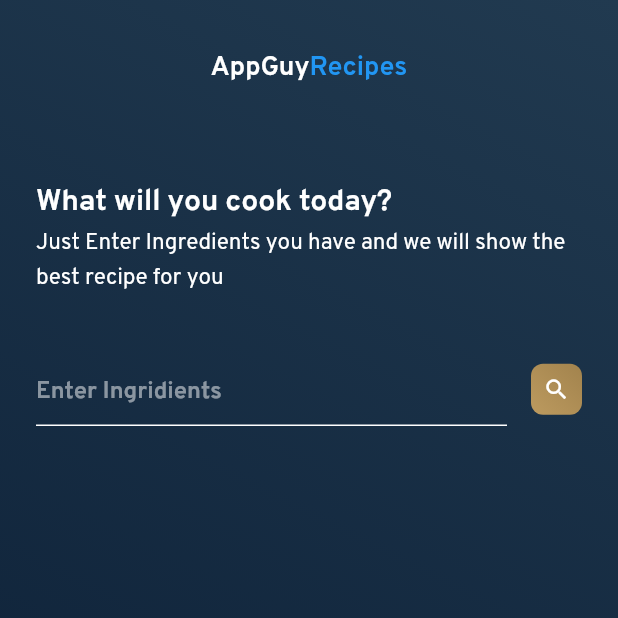
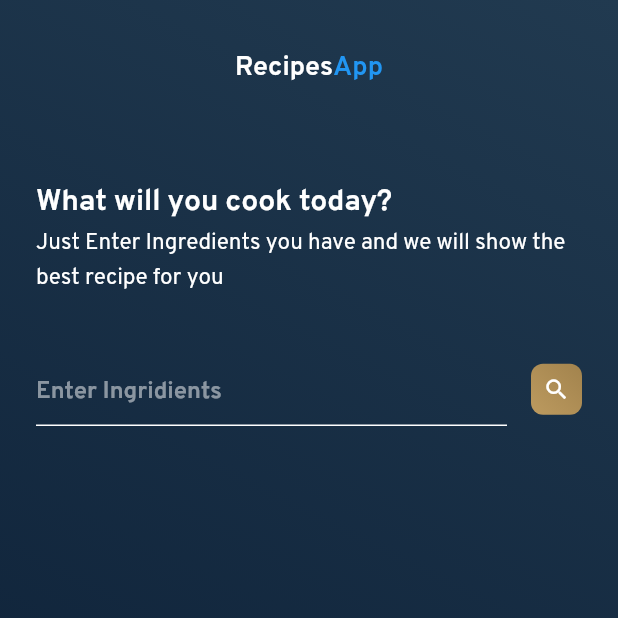
Before and after one commit to sara97oheda/Recipe-Flutter-APP, a Flutter app: the screen it shows after launch, on a phone screen of 412 x 824 dp, the top half of it. Run offline on Flutter 3.47's test engine with Material 2 defaults, Android fonts, the phone set to English and light mode, and no system bars; our stand-ins replace webview_flutter.

Commit message:
- m change

```diff
--- a/my_recipe_flutter_app/lib/views/home.dart
+++ b/my_recipe_flutter_app/lib/views/home.dart
@@ -53,14 +53,14 @@ class _HomeState extends State<Home> {
                         : MainAxisAlignment.center,
                     children: <Widget>[
                       Text(
-                        "AppGuy",
+                        "Recipes",
                         style: TextStyle(
                             fontSize: 18,
                             color: Colors.white,
                             fontFamily: 'Overpass'),
                       ),
                       Text(
-                        "Recipes",
+                        "App",
                         style: TextStyle(
                             fontSize: 18,
                             color: Colors.blue,
```
